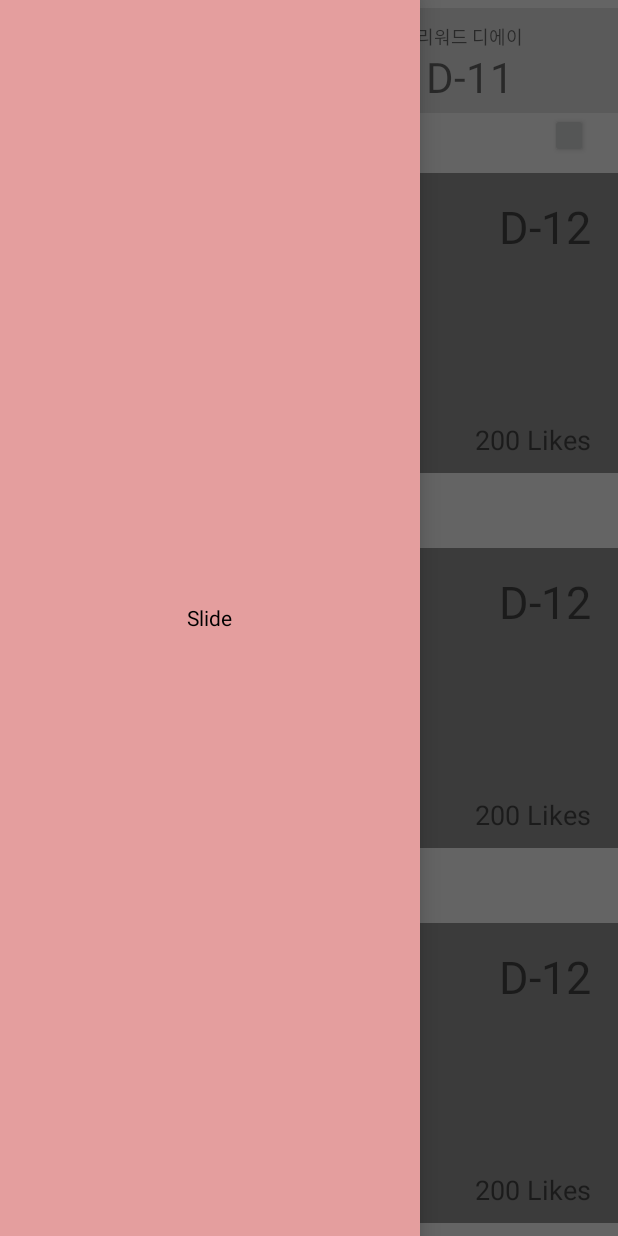
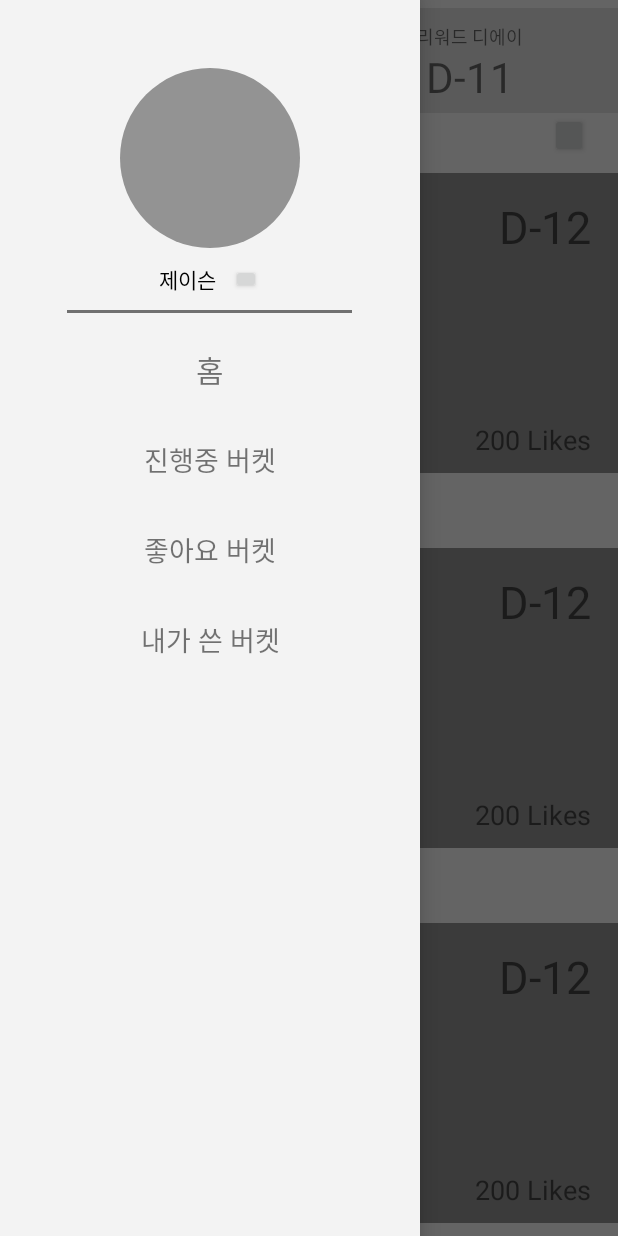
Before and after one commit to kuk941025/Unithon-Bucket101, an Android app: the MainActivity screen opened directly, with no data from a screen before it, with the side drawer open, on a phone screen of 412 x 824 dp. Run offline under Robolectric (Android 15) with nearby library versions, the phone set to English and light mode, and no system bars; our stand-ins replace CircleImageView.

Commit message:
slide menu updated

```diff
--- a/app/build.gradle
+++ b/app/build.gradle
@@ -21,11 +21,12 @@ android {
 dependencies {
     implementation fileTree(dir: 'libs', include: ['*.jar'])
 
-    implementation 'com.android.support:appcompat-v7:25.1.1'
-    implementation 'com.android.support:recyclerview-v7:25.1.1'
+    implementation 'com.android.support:appcompat-v7:25.3.1'
+    implementation 'com.android.support:recyclerview-v7:25.3.1'
     implementation 'com.android.support.constraint:constraint-layout:1.1.2'
     implementation 'de.hdodenhof:circleimageview:2.2.0'
     implementation 'jp.wasabeef:richeditor-android:1.2.2'
+    implementation 'com.github.clans:fab:1.6.4'
 
     testImplementation 'junit:junit:4.12'
     androidTestImplementation 'com.android.support.test:runner:1.0.2'
--- a/app/src/main/res/layout/activity_main.xml
+++ b/app/src/main/res/layout/activity_main.xml
@@ -7,6 +7,7 @@
     android:layout_width="match_parent"
     android:layout_height="match_parent"
     tools:context=".MainActivity">
+
     <LinearLayout
 
         android:layout_width="match_parent"
@@ -110,6 +111,7 @@
 
         </android.support.v7.widget.RecyclerView>
         </LinearLayout>
+
     </LinearLayout>
     <include
         android:id="@+id/slide_menu"
--- a/app/src/main/res/layout/home_slidemenu.xml
+++ b/app/src/main/res/layout/home_slidemenu.xml
@@ -4,13 +4,93 @@
     android:orientation="vertical"
     android:layout_width="280dp"
     android:layout_height="match_parent"
-    android:weightSum="100"
-    android:gravity="center"
     android:layout_gravity="start"
-    android:background="#e49e9e">
+    android:gravity="center|top"
+    android:background="#f3f3f3">
+        <de.hdodenhof.circleimageview.CircleImageView
+            android:layout_width="120dp"
+            android:layout_height="120dp"
+            android:layout_marginTop="45dp"
+            android:src="#939393"
+            />
+        <LinearLayout
+            android:layout_width="match_parent"
+            android:layout_height="wrap_content"
+            android:orientation="horizontal"
+            android:gravity="center"
+            android:layout_marginTop="10dp">
+                <TextView
+                    android:id="@+id/slide_menu_text_name"
+                    android:layout_gravity="center"
+                    android:layout_width="wrap_content"
+                    android:layout_height="wrap_content"
+                    android:text="제이슨"
+                    android:textColor="#000"/>
+                <Button
+                    android:layout_width="20dp"
+                    android:layout_height="20dp"
+                    android:layout_marginLeft="10dp"/>
+        </LinearLayout>
+        <View
+            android:layout_width="190dp"
+            android:layout_height="2dp"
+            android:layout_marginTop="10dp"
+            android:background="#707070"/>
+
         <TextView
-            android:layout_width="wrap_content"
-            android:layout_height="wrap_content"
-            android:text="Slide"
-            android:textColor="#000"/>
+            android:id="@+id/slide_menu_home"
+            android:layout_width="match_parent"
+            android:layout_height="40dp"
+            android:layout_marginLeft="25dp"
+            android:layout_marginRight="25dp"
+            android:layout_marginTop="18dp"
+            android:text="홈"
+            android:textSize="20dp"
+            android:gravity="center"
+            android:clickable="true"
+            android:focusable="true"
+            android:background="?android:attr/selectableItemBackground"
+            />
+        <TextView
+            android:id="@+id/slide_menu_progress_bucket"
+            android:layout_width="match_parent"
+            android:layout_height="40dp"
+            android:layout_marginLeft="25dp"
+            android:layout_marginRight="25dp"
+            android:layout_marginTop="20dp"
+            android:text="진행중 버켓"
+            android:textSize="18dp"
+            android:gravity="center"
+            android:clickable="true"
+            android:focusable="true"
+            android:background="?android:attr/selectableItemBackground"
+            />
+        <TextView
+            android:id="@+id/slide_menu_like_bucket"
+            android:layout_width="match_parent"
+            android:layout_height="40dp"
+            android:layout_marginLeft="25dp"
+            android:layout_marginRight="25dp"
+            android:layout_marginTop="20dp"
+            android:text="좋아요 버켓"
+            android:textSize="18dp"
+            android:gravity="center"
+            android:clickable="true"
+            android:focusable="true"
+            android:background="?android:attr/selectableItemBackground"
+            />
+        <TextView
+            android:id="@+id/slide_menu_personal_bucket"
+            android:layout_width="match_parent"
+            android:layout_height="40dp"
+            android:layout_marginLeft="25dp"
+            android:layout_marginRight="25dp"
+            android:layout_marginTop="20dp"
+            android:text="내가 쓴 버켓"
+            android:textSize="18dp"
+            android:gravity="center"
+            android:clickable="true"
+            android:focusable="true"
+            android:background="?android:attr/selectableItemBackground"
+            />
 </LinearLayout>
```
